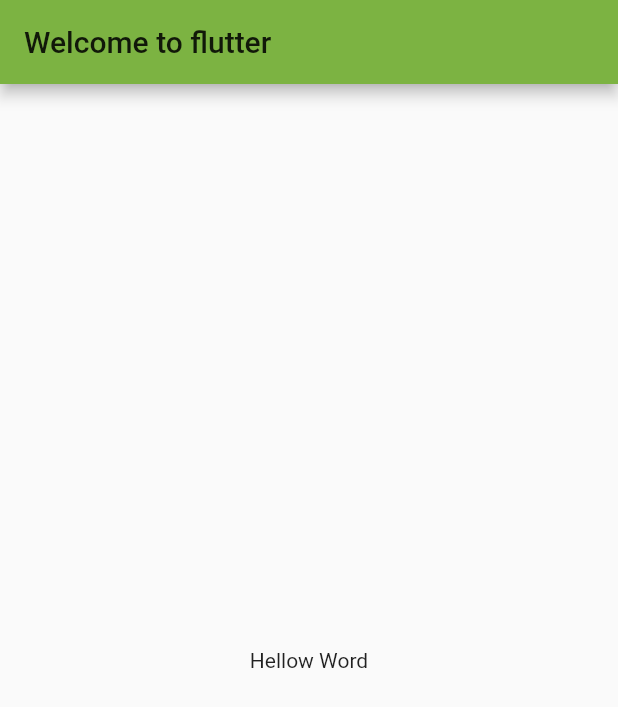
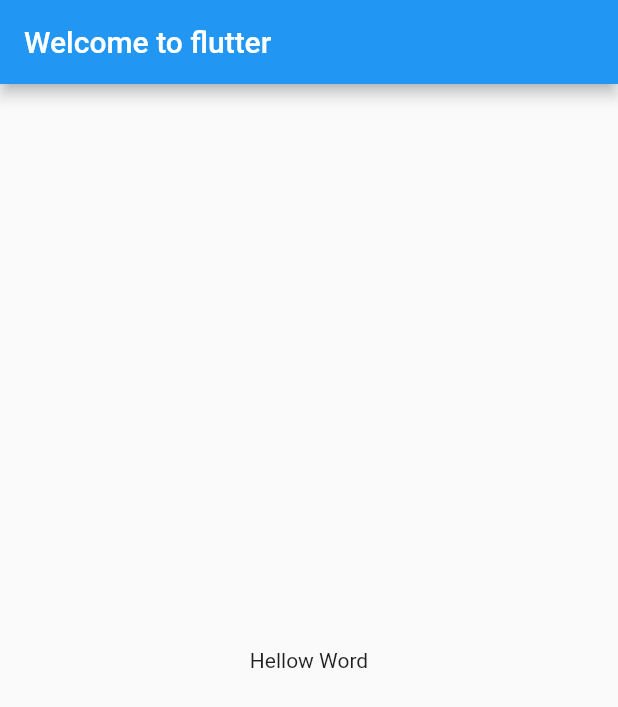
Before and after one commit to wangjing71/flutter_app, a Flutter app: the screen it shows after launch, on a phone screen of 412 x 824 dp. Shown: the top 707 px of the screen. Run offline on Flutter 3.47's test engine with Material 2 defaults, Android fonts, the phone set to English and light mode, and no system bars.

```diff
--- a/lib/main.dart
+++ b/lib/main.dart
@@ -8,14 +8,12 @@ void main() {
 class MyApp extends StatelessWidget {
   @override
   Widget build(BuildContext context) {
-    final appName = '自定义主题';
 
     return MaterialApp(
       title: 'Welcome to flutter',
       theme: ThemeData(
-          brightness: Brightness.light,// 应用 序整体主题的亮度
-          primaryColor: Colors.lightGreen[600], // App 主要部分的背景色
-          accentColor: Colors.orange[600]), //前景色（文本、按钮等）
+        primarySwatch: Colors.blue,
+      ),
       home: Scaffold(
         appBar: AppBar(
           title: Text('Welcome to flutter'),
```
